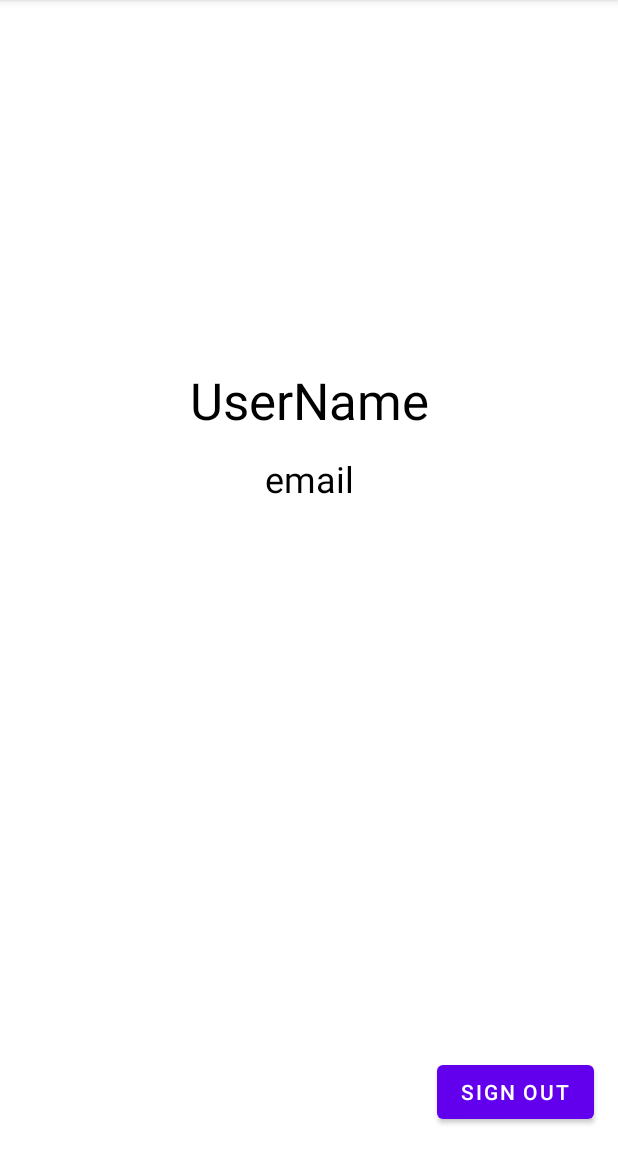
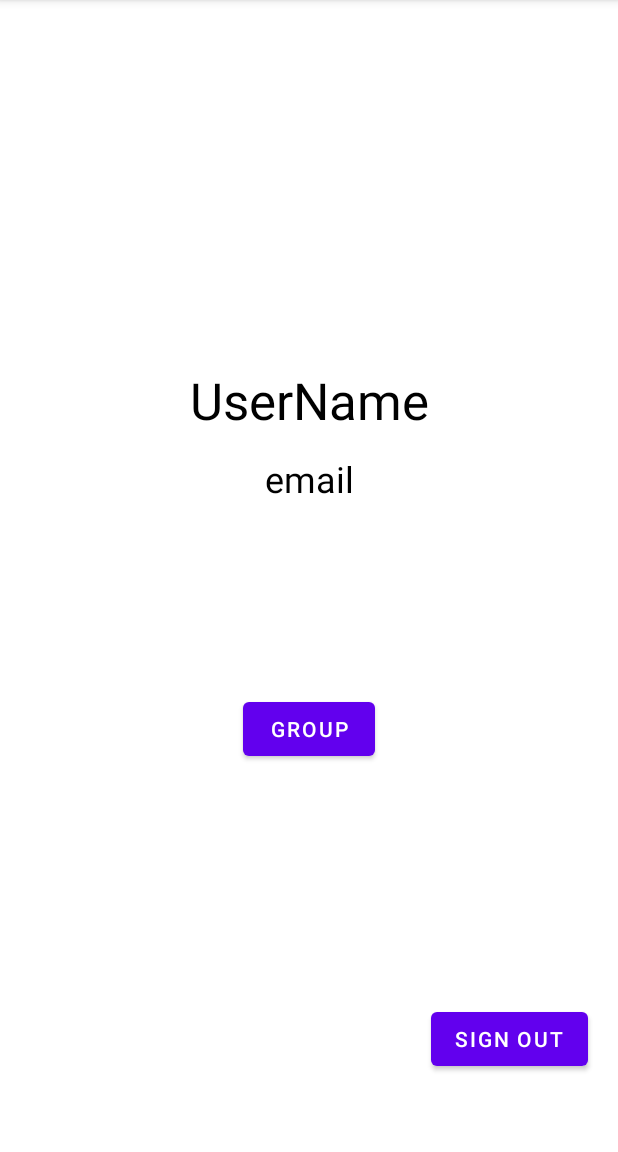
Before and after one commit to Divyang-Sharma/Split-It, an Android app: the ProfileActivity screen opened directly, with no data from a screen before it, on a phone screen of 412 x 824 dp, the part 84-1236 px from its top. Run offline under Robolectric (Android 15) with nearby library versions, the phone set to English and light mode, and no system bars.

Commit message:
Added TabLayout

```diff
--- a/app/src/main/java/com/example/split_it/ProfileActivity.java
+++ b/app/src/main/java/com/example/split_it/ProfileActivity.java
@@ -23,25 +23,29 @@ import java.time.Instant;
 public class ProfileActivity extends AppCompatActivity {
     GoogleSignInOptions gso;
     GoogleSignInClient gsc;
-    TextView name,email;
+    TextView name, email;
     Button signOutBtn;
     ImageView ProfilePhoto;
+    Button groupBtn;
 
 
     @Override
     protected void onCreate(Bundle savedInstanceState) {
         super.onCreate(savedInstanceState);
         setContentView(R.layout.activity_profile);
-// xml component declaration
+        // xml component declaration
         name = findViewById(R.id.name);
         email = findViewById(R.id.email);
         signOutBtn = findViewById(R.id.signout);
         ProfilePhoto = findViewById(R.id.ProfilePhoto);
 
+        //Dummy -> Will remove the code below after testing
+        groupBtn = findViewById(R.id.dummy_button);
+        //------------------------------------------------------------------------------------------
 
         gso = new GoogleSignInOptions.Builder(GoogleSignInOptions.DEFAULT_SIGN_IN).requestEmail().build();
         gsc = GoogleSignIn.getClient(this, gso);
-      //Fetching User Data and Show In Profile
+        //Fetching User Data and Show In Profile
         GoogleSignInAccount acct = GoogleSignIn.getLastSignedInAccount(this);
         if (acct != null) {
             String personName = acct.getDisplayName();
@@ -53,7 +57,7 @@ public class ProfileActivity extends AppCompatActivity {
             Glide.with(this).load(String.valueOf(Photo)).into(ProfilePhoto);
 
         }
-//Sign-Out Button On Click Listener
+        //Sign-Out Button On Click Listener
         signOutBtn.setOnClickListener(new View.OnClickListener() {
             @Override
             public void onClick(View v) {
@@ -62,14 +66,25 @@ public class ProfileActivity extends AppCompatActivity {
         });
 
 
+        // This will be removed after testing
+        //------------------------------------------------------------------------------------------
+        groupBtn.setOnClickListener(new View.OnClickListener() {
+            @Override
+            public void onClick(View v) {
+                Intent n = new Intent(ProfileActivity.this, GroupActivity.class);
+                startActivity(n);
+            }
+        });
+        //------------------------------------------------------------------------------------------
     }
-//Sign-Out
-    void signOut(){
+
+    //Sign-Out
+    void signOut() {
         gsc.signOut().addOnCompleteListener(new OnCompleteListener<Void>() {
             @Override
             public void onComplete(Task<Void> task) {
                 finish();
-                startActivity(new Intent(ProfileActivity.this,LoginActivity.class));
+                startActivity(new Intent(ProfileActivity.this, LoginActivity.class));
             }
         });
     }
--- a/app/src/main/res/layout/activity_profile.xml
+++ b/app/src/main/res/layout/activity_profile.xml
@@ -42,24 +42,36 @@
         android:layout_height="wrap_content"
         android:layout_alignParentBottom="true"
         android:layout_centerHorizontal="true"
-        android:layout_marginEnd="16dp"
+        android:layout_marginEnd="20dp"
         android:layout_marginBottom="16dp"
         android:text="Sign out"
         app:layout_constraintBottom_toBottomOf="parent"
         app:layout_constraintEnd_toEndOf="parent"
-        app:layout_constraintTop_toBottomOf="@+id/ProfilePhoto" />
+        app:layout_constraintTop_toBottomOf="@+id/ProfilePhoto"
+        app:layout_constraintVertical_bias="0.921" />
 
     <ImageView
         android:id="@+id/ProfilePhoto"
         android:layout_width="197dp"
         android:layout_height="0dp"
         android:layout_marginTop="56dp"
-        android:layout_marginBottom="445dp"
-        app:layout_constraintBottom_toTopOf="@+id/signout"
+        android:layout_marginBottom="203dp"
+        app:layout_constraintBottom_toTopOf="@+id/dummy_button"
         app:layout_constraintEnd_toEndOf="parent"
         app:layout_constraintStart_toStartOf="parent"
         app:layout_constraintTop_toTopOf="parent"
         tools:srcCompat="@tools:sample/avatars" />
 
+    <Button
+        android:id="@+id/dummy_button"
+        android:layout_width="wrap_content"
+        android:layout_height="wrap_content"
+        android:layout_marginBottom="258dp"
+        android:text="Group"
+        app:layout_constraintBottom_toBottomOf="parent"
+        app:layout_constraintEnd_toEndOf="parent"
+        app:layout_constraintStart_toStartOf="parent"
+        app:layout_constraintTop_toBottomOf="@+id/ProfilePhoto" />
+
 
 </androidx.constraintlayout.widget.ConstraintLayout>
--- a/app/src/main/res/values/strings.xml
+++ b/app/src/main/res/values/strings.xml
@@ -1,3 +1,5 @@
 <resources>
     <string name="app_name">Split-It</string>
+    <!-- TODO: Remove or change this placeholder text -->
+    <string name="hello_blank_fragment">Hello blank fragment</string>
 </resources>
```
Also changed, not shown: app/build.gradle (+10 -0 lines), app/src/main/AndroidManifest.xml (+5 -5 lines), app/src/main/java/com/example/split_it/GroupActivity.kt (added, +36 -0 lines), app/src/main/java/com/example/split_it/adapters/ViewPagerAdapter.kt (added, +32 -0 lines), app/src/main/java/com/example/split_it/fragments/ExpensesFragment.kt (added, +23 -0 lines), app/src/main/java/com/example/split_it/fragments/GroupMembersFragment.kt (added, +23 -0 lines), app/src/main/java/com/example/split_it/fragments/TransactionsFragment.kt (added, +24 -0 lines), app/src/main/res/layout/activity_group.xml (added, +20 -0 lines), app/src/main/res/layout/fragment_expenses.xml (added, +15 -0 lines), app/src/main/res/layout/fragment_group_members.xml (added, +15 -0 lines), app/src/main/res/layout/fragment_transactions.xml (added, +15 -0 lines).
